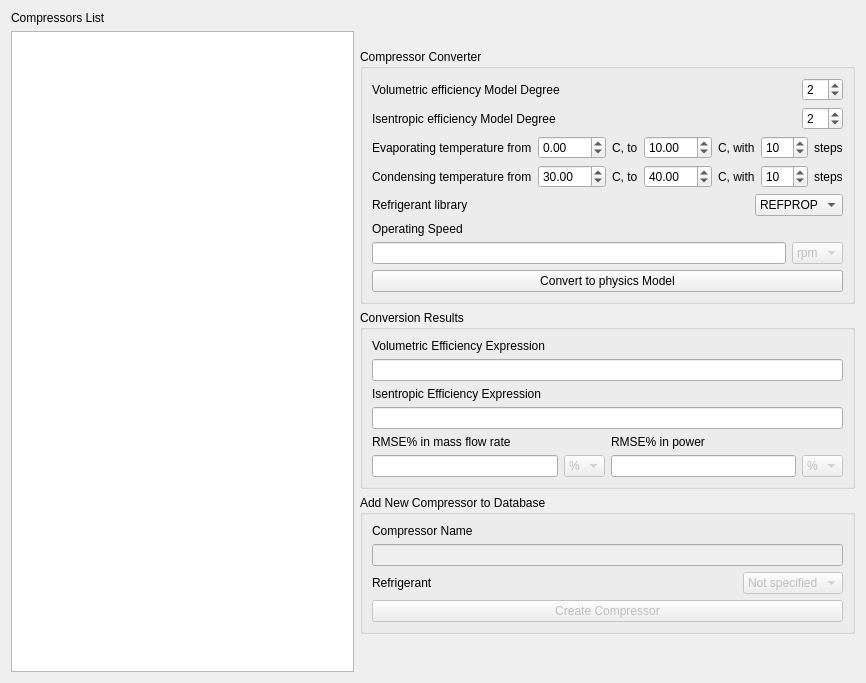
Qt form ui_files/Compressor_to_physics.ui (OmarZaki96/EGSim) before a commit.
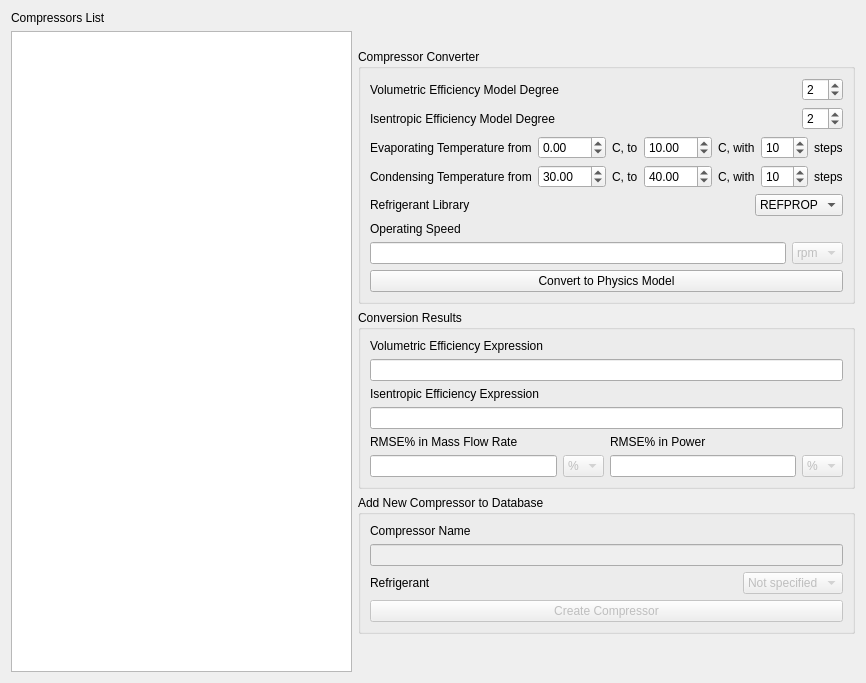
The same form after that commit.

What changed in the file:
```diff
--- a/ui_files/Compressor_to_physics.ui
+++ b/ui_files/Compressor_to_physics.ui
@@ -54,7 +54,7 @@
           <item>
            <widget class="QLabel" name="label">
             <property name="text">
-             <string>Volumetric efficiency Model Degree</string>
+             <string>Volumetric Efficiency Model Degree</string>
             </property>
            </widget>
           </item>
@@ -88,7 +88,7 @@
           <item>
            <widget class="QLabel" name="label_2">
             <property name="text">
-             <string>Isentropic efficiency Model Degree</string>
+             <string>Isentropic Efficiency Model Degree</string>
             </property>
            </widget>
           </item>
@@ -122,7 +122,7 @@
           <item>
            <widget class="QLabel" name="label_3">
             <property name="text">
-             <string>Evaporating temperature from</string>
+             <string>Evaporating Temperature from</string>
             </property>
            </widget>
           </item>
@@ -190,7 +190,7 @@
           <item>
            <widget class="QLabel" name="label_7">
             <property name="text">
-             <string>Condensing temperature from</string>
+             <string>Condensing Temperature from</string>
             </property>
            </widget>
           </item>
@@ -282,7 +282,7 @@
              <string>Refrigerant that can be used with the compressor</string>
             </property>
             <property name="text">
-             <string>Refrigerant library</string>
+             <string>Refrigerant Library</string>
             </property>
             <property name="wordWrap">
              <bool>true</bool>
@@ -358,7 +358,7 @@
         <item>
          <widget class="QPushButton" name="Convert_button">
           <property name="text">
-           <string>Convert to physics Model</string>
+           <string>Convert to Physics Model</string>
           </property>
          </widget>
         </item>
@@ -414,7 +414,7 @@
             <item>
              <widget class="QLabel" name="RMSE_M_label">
               <property name="text">
-               <string>RMSE% in mass flow rate</string>
+               <string>RMSE% in Mass Flow Rate</string>
               </property>
              </widget>
             </item>
@@ -448,7 +448,7 @@
             <item>
              <widget class="QLabel" name="RMSE_P_label">
               <property name="text">
-               <string>RMSE% in power</string>
+               <string>RMSE% in Power</string>
               </property>
              </widget>
             </item>
```
